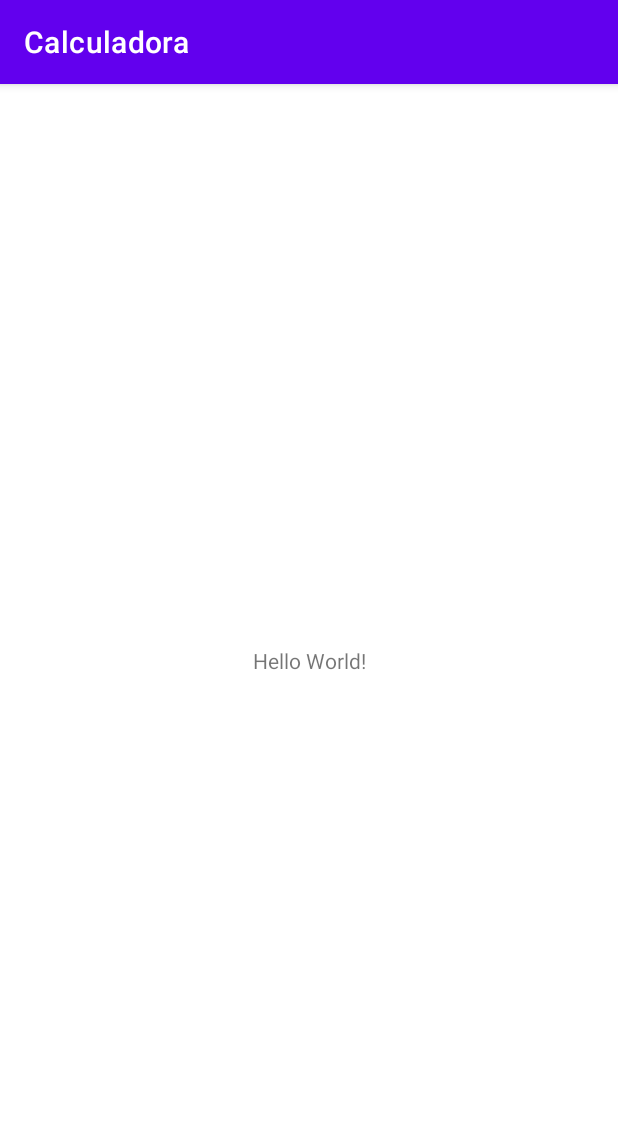
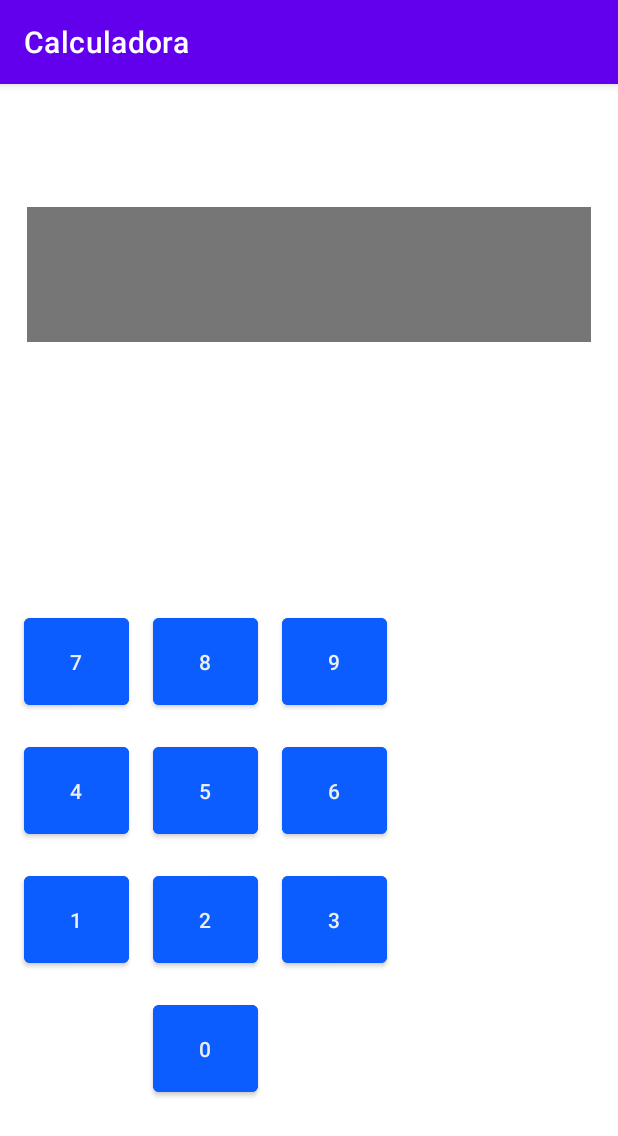
Before and after one commit to JCAvila2/Actividad-5, an Android app: the screen it shows after launch (MainActivity), on a phone screen of 412 x 824 dp. Shown: the top 1136 px of the screen. Run offline under Robolectric (Android 15) with nearby library versions, the phone set to English and light mode, and no system bars.

Commit message:
Se agregaron botones para numeros y una pantalla para mostrar el input y el resultado al usuario.

```diff
--- a/app/build.gradle
+++ b/app/build.gradle
@@ -32,6 +32,7 @@ dependencies {
     implementation 'androidx.appcompat:appcompat:1.4.1'
     implementation 'com.google.android.material:material:1.5.0'
     implementation 'androidx.constraintlayout:constraintlayout:2.1.3'
+    implementation 'androidx.gridlayout:gridlayout:1.0.0'
     testImplementation 'junit:junit:4.13.2'
     androidTestImplementation 'androidx.test.ext:junit:1.1.3'
     androidTestImplementation 'androidx.test.espresso:espresso-core:3.4.0'
--- a/app/src/main/res/layout/activity_main.xml
+++ b/app/src/main/res/layout/activity_main.xml
@@ -4,16 +4,151 @@
     xmlns:app="http://schemas.android.com/apk/res-auto"
     xmlns:tools="http://schemas.android.com/tools"
     android:layout_width="match_parent"
-    android:layout_height="match_parent"
-    tools:context=".MainActivity">
+    android:layout_height="fill_parent"
+    android:layout_margin="@dimen/default_gap"
+    tools:context=".MainActivity"
+    tools:ignore="ContentDescription,MissingConstraints,HardcodedText">
 
     <TextView
-        android:layout_width="wrap_content"
-        android:layout_height="wrap_content"
-        android:text="Hello World!"
-        app:layout_constraintBottom_toBottomOf="parent"
+        android:id="@+id/pantalla"
+        android:layout_width="0dp"
+        android:layout_height="90dp"
+        android:layout_marginStart="10dp"
+        android:layout_marginEnd="10dp"
+        android:background="@color/pantalla"
+        android:gravity="end"
+        android:textAlignment="gravity"
+        android:textSize="50sp"
+        app:layout_constraintBottom_toTopOf="@+id/gridBotones"
+        app:layout_constraintEnd_toEndOf="parent"
+        app:layout_constraintHorizontal_bias="0.512"
         app:layout_constraintLeft_toLeftOf="parent"
         app:layout_constraintRight_toRightOf="parent"
-        app:layout_constraintTop_toTopOf="parent" />
+        app:layout_constraintStart_toStartOf="parent"
+        app:layout_constraintTop_toTopOf="parent"/>
+
+
+    <androidx.gridlayout.widget.GridLayout
+        android:id="@+id/gridBotones"
+        android:layout_width="match_parent"
+        android:layout_height="440dp"
+        app:layout_constraintBottom_toBottomOf="parent"
+        app:layout_constraintEnd_toEndOf="parent"
+        app:layout_constraintStart_toStartOf="parent"
+        app:layout_constraintTop_toBottomOf="@+id/pantalla">
+
+        <Button
+            android:id="@+id/button1"
+            android:layout_width="70dp"
+            android:layout_height="70dp"
+            android:layout_margin="@dimen/default_gap"
+            android:backgroundTint="@color/numerosColor"
+            android:text="@string/_1"
+            android:textColor="#ECEFF1"
+            app:layout_column="0"
+            app:layout_row="3" />
+
+        <Button
+            android:id="@+id/button2"
+            android:layout_width="70dp"
+            android:layout_height="70dp"
+            android:layout_margin="@dimen/default_gap"
+            android:backgroundTint="@color/numerosColor"
+            android:text="@string/_2"
+            android:textColor="#ECEFF1"
+            app:layout_column="1"
+            app:layout_row="3" />
+
+        <Button
+            android:id="@+id/button3"
+            android:layout_width="70dp"
+            android:layout_height="70dp"
+            android:layout_margin="@dimen/default_gap"
+            android:backgroundTint="@color/numerosColor"
+            android:text="@string/_3"
+            android:textColor="#ECEFF1"
+            app:layout_column="2"
+            app:layout_row="3" />
+
+        <Button
+            android:id="@+id/button4"
+            android:layout_width="70dp"
+            android:layout_height="70dp"
+            android:layout_margin="@dimen/default_gap"
+            android:backgroundTint="@color/numerosColor"
+            android:text="@string/_4"
+            android:textColor="#ECEFF1"
+            app:layout_column="0"
+            app:layout_row="2" />
+
+        <Button
+            android:id="@+id/button5"
+            android:layout_width="70dp"
+            android:layout_height="70dp"
+            android:layout_margin="@dimen/default_gap"
+            android:backgroundTint="@color/numerosColor"
+            android:text="@string/_5"
+            android:textColor="#ECEFF1"
+            app:layout_column="1"
+            app:layout_row="2" />
+
+        <Button
+            android:id="@+id/button6"
+            android:layout_width="70dp"
+            android:layout_height="70dp"
+            android:layout_margin="@dimen/default_gap"
+            android:backgroundTint="@color/numerosColor"
+            android:text="@string/_6"
+            android:textColor="#ECEFF1"
+            app:layout_column="2"
+            app:layout_row="2" />
+
+        <Button
+            android:id="@+id/button7"
+            android:layout_width="70dp"
+            android:layout_height="70dp"
+            android:layout_margin="@dimen/default_gap"
+            android:backgroundTint="@color/numerosColor"
+            android:text="@string/_7"
+            android:textColor="#ECEFF1"
+            app:layout_column="0"
+            app:layout_row="1" />
+
+        <Button
+            android:id="@+id/button8"
+            android:layout_width="70dp"
+            android:layout_height="70dp"
+            android:layout_margin="@dimen/default_gap"
+            android:backgroundTint="@color/numerosColor"
+            android:text="@string/_8"
+            android:textColor="#ECEFF1"
+            app:layout_column="1"
+            app:layout_row="1" />
+
+        <Button
+            android:id="@+id/button9"
+            android:layout_width="70dp"
+            android:layout_height="70dp"
+            android:layout_margin="@dimen/default_gap"
+            android:backgroundTint="@color/numerosColor"
+            android:text="@string/_9"
+            android:textColor="#ECEFF1"
+            app:layout_column="2"
+            app:layout_row="1" />
+
+        <Button
+            android:id="@+id/button0"
+            android:layout_width="70dp"
+            android:layout_height="70dp"
+            android:layout_margin="@dimen/default_gap"
+            android:backgroundTint="@color/numerosColor"
+            android:text="@string/_0"
+            android:textColor="#ECEFF1"
+            app:layout_column="1"
+            app:layout_row="4" />
+
+
+    </androidx.gridlayout.widget.GridLayout>
+
 
 </androidx.constraintlayout.widget.ConstraintLayout>
--- a/app/src/main/res/values/colors.xml
+++ b/app/src/main/res/values/colors.xml
@@ -7,4 +7,7 @@
     <color name="teal_700">#FF018786</color>
     <color name="black">#FF000000</color>
     <color name="white">#FFFFFFFF</color>
+
+    <color name="pantalla">#767676</color>
+    <color name="numerosColor">#0C5DFF</color>
 </resources>
--- a/app/src/main/res/values/strings.xml
+++ b/app/src/main/res/values/strings.xml
@@ -1,3 +1,14 @@
 <resources>
     <string name="app_name">Calculadora</string>
+
+    <string name="_1">1</string>
+    <string name="_2">2</string>
+    <string name="_3">3</string>
+    <string name="_4">4</string>
+    <string name="_5">5</string>
+    <string name="_6">6</string>
+    <string name="_7">7</string>
+    <string name="_8">8</string>
+    <string name="_9">9</string>
+    <string name="_0">0</string>
 </resources>
```
